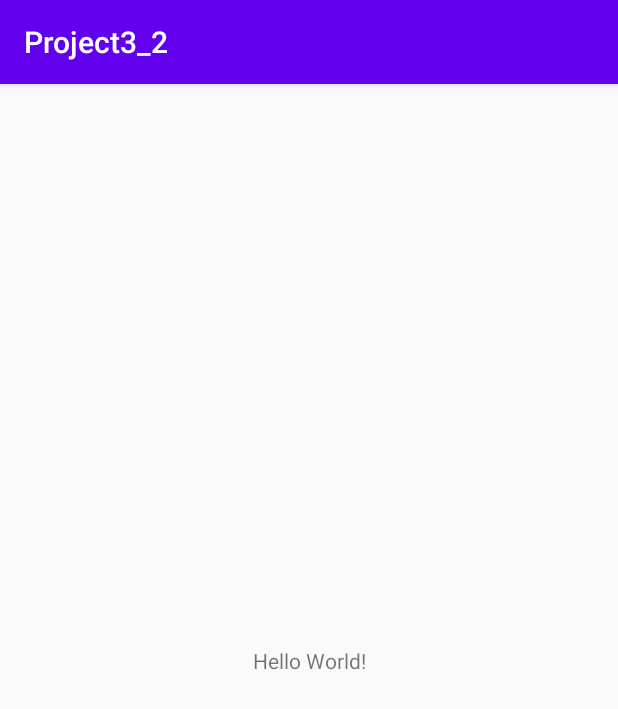
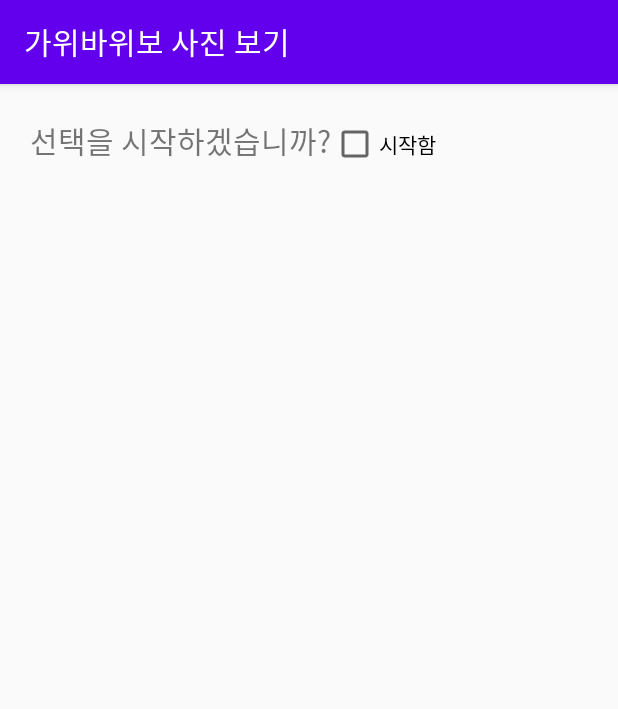
Before and after one commit to ggamagooy10/AndroidTest, an Android app: the screen it shows after launch (MainActivity), on a phone screen of 412 x 824 dp. Shown: the top 709 px of the screen. Run offline under Robolectric (Android 15) with nearby library versions, the phone set to English and light mode, and no system bars.

Commit message:
이미지
ㅜㅜ

```diff
--- a/Project3_2/app/src/main/java/com/example/project3_2/MainActivity.java
+++ b/Project3_2/app/src/main/java/com/example/project3_2/MainActivity.java
@@ -3,12 +3,58 @@ package com.example.project3_2;
 import androidx.appcompat.app.AppCompatActivity;
 
 import android.os.Bundle;
+import android.view.View;
+import android.widget.Button;
+import android.widget.CheckBox;
+import android.widget.CompoundButton;
+import android.widget.ImageView;
+import android.widget.RadioButton;
+import android.widget.RadioGroup;
+import android.widget.TextView;
 
 public class MainActivity extends AppCompatActivity {
-
+    TextView text1, text2;
+    CheckBox chkAgree;
+    RadioGroup rGroup1;
+    RadioButton Radgawe, Radbo, Radbawe;
+    Button btnOK;
+    ImageView Imggame;
     @Override
     protected void onCreate(Bundle savedInstanceState) {
         super.onCreate(savedInstanceState);
         setContentView(R.layout.activity_main);
+        setTitle("가위바위보 사진 보기");
+
+        text1 = (TextView) findViewById(R.id.Text1);
+        text2 = (TextView) findViewById(R.id.Text2);
+
+        chkAgree = (CheckBox) findViewById(R.id.ChkAgree);
+        rGroup1 = (RadioGroup) findViewById(R.id.Rgroup1);
+        Radgawe = (RadioButton) findViewById(R.id.Radgawe);
+        Radbawe = (RadioButton) findViewById(R.id.Radbawe);
+        Radbo = (RadioButton) findViewById(R.id.Radbo);
+        btnOK = (Button) findViewById(R.id.BtnOK);
+        Imggame = (ImageView) findViewById(R.id.Imggame);
+
+        chkAgree.setOnCheckedChangeListener(new CompoundButton.OnCheckedChangeListener() {
+            @Override
+            public void onCheckedChanged(CompoundButton buttonView, boolean isChecked) {
+                if(chkAgree.isChecked()==true){
+                    text2.setVisibility(View.VISIBLE);
+                    rGroup1.setVisibility(View.VISIBLE);
+                    btnOK.setVisibility(View.VISIBLE);
+                    Imggame.setVisibility(View.VISIBLE);
+                }else{
+                    text2.setVisibility(View.INVISIBLE);
+                    rGroup1.setVisibility(View.INVISIBLE);
+                    btnOK.setVisibility(View.INVISIBLE);
+                    Imggame.setVisibility(View.INVISIBLE);
+                }
+            }
+        });
+
+
+
+
     }
 }
--- a/Project3_2/app/src/main/res/layout/activity_main.xml
+++ b/Project3_2/app/src/main/res/layout/activity_main.xml
@@ -1,18 +1,71 @@
 <?xml version="1.0" encoding="utf-8"?>
-<androidx.constraintlayout.widget.ConstraintLayout xmlns:android="http://schemas.android.com/apk/res/android"
+<LinearLayout xmlns:android="http://schemas.android.com/apk/res/android"
     xmlns:app="http://schemas.android.com/apk/res-auto"
     xmlns:tools="http://schemas.android.com/tools"
     android:layout_width="match_parent"
     android:layout_height="match_parent"
-    tools:context=".MainActivity">
+    tools:context=".MainActivity"
+    android:padding="20dp">
+
 
     <TextView
+        android:id="@+id/Text1"
         android:layout_width="wrap_content"
         android:layout_height="wrap_content"
-        android:text="Hello World!"
+        android:text="선택을 시작하겠습니까?"
+        android:textSize="20dp"
         app:layout_constraintBottom_toBottomOf="parent"
         app:layout_constraintLeft_toLeftOf="parent"
         app:layout_constraintRight_toRightOf="parent"
         app:layout_constraintTop_toTopOf="parent" />
 
-</androidx.constraintlayout.widget.ConstraintLayout>
+    <CheckBox
+        android:id="@+id/ChkAgree"
+        android:layout_width="wrap_content"
+        android:layout_height="wrap_content"
+        android:text="시작함"/>
+
+    <TextView
+        android:id="@+id/Text2"
+        android:layout_width="wrap_content"
+        android:layout_height="wrap_content"
+        android:text="가위 바위 보 중 좋아하는 것은?"
+        android:textSize="20dp"
+        android:visibility="invisible"/>
+
+    <RadioGroup
+        android:id="@+id/Rgroup1"
+        android:layout_width="wrap_content"
+        android:layout_height="wrap_content"
+        android:visibility="invisible">
+    <RadioButton
+        android:id="@+id/Radgawe"
+        android:layout_width="wrap_content"
+        android:layout_height="wrap_content"
+        android:text="가위"/>
+    <RadioButton
+        android:id="@+id/Radbo"
+        android:layout_width="wrap_content"
+        android:layout_height="wrap_content"
+        android:text="보"/>
+    <RadioButton
+        android:id="@+id/Radbawe"
+        android:layout_width="wrap_content"
+        android:layout_height="wrap_content"
+        android:text="바위"/>
+
+</RadioGroup>
+    <Button
+        android:id="@+id/BtnOK"
+        android:layout_width="wrap_content"
+        android:layout_height="wrap_content"
+        android:text="선택완료"
+        android:visibility="invisible"/>
+
+    <ImageView
+        android:id="@+id/Imggame"
+        android:layout_width="wrap_content"
+        android:layout_height="wrap_content"
+        android:visibility="invisible"/>
+
+</LinearLayout>
```
